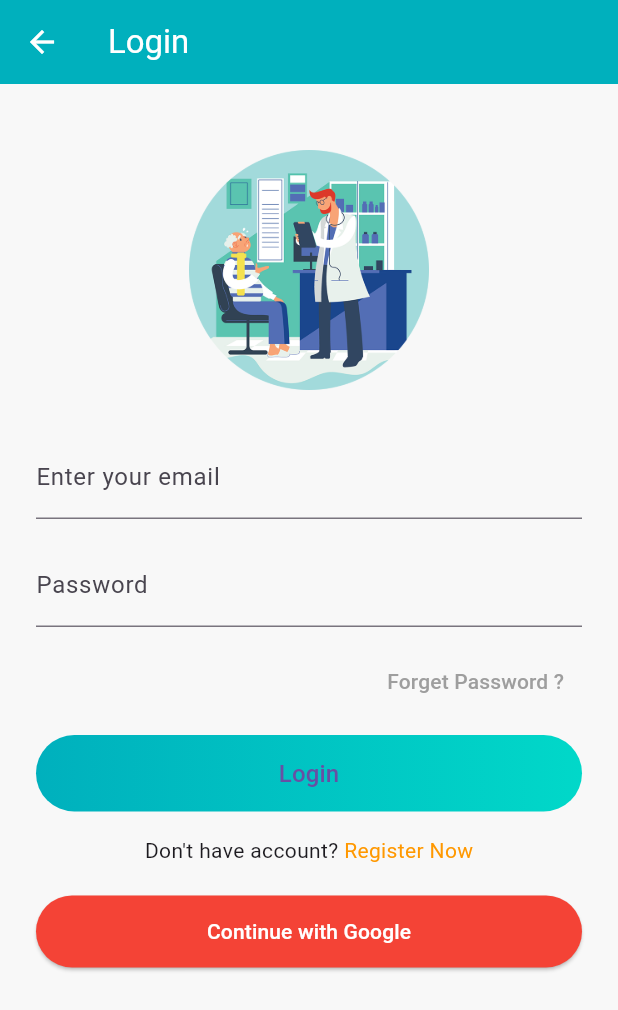
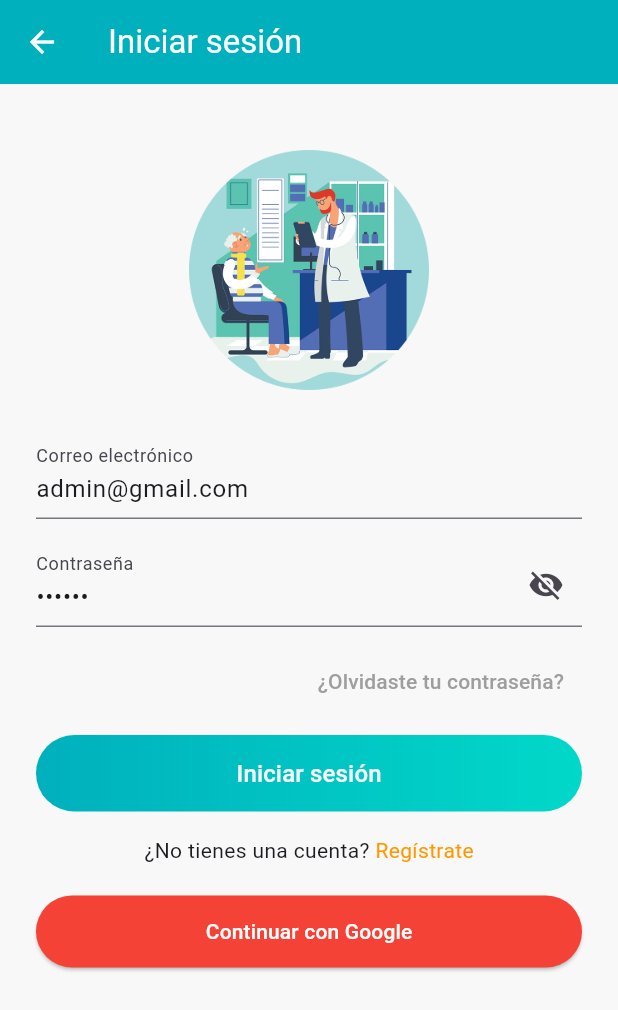
Before and after one commit to adimerpaul/doctorapp, a Flutter app: the DetailDoctor screen opened directly with empty values, after a tap on "Iniciar sesión para agendar", on a phone screen of 412 x 824 dp. Shown: the top 1010 px of the screen. Run offline on Flutter 3.47's test engine with Material 3 defaults, Android fonts, the phone set to English and light mode, and no system bars; our stand-ins replace auto_size_text, carousel_slider, flutter_dotenv, get, sqflite; accounts and stored records are empty; network calls fail.

Commit message:
funcinando login

```diff
--- a/lib/addons/scaffold.dart
+++ b/lib/addons/scaffold.dart
@@ -1,6 +1,6 @@
 import 'package:flutter/material.dart';
 
-void error(context, String message) {
+void errorScaffold(context, String message) {
   ScaffoldMessenger.of(context).showSnackBar(
     SnackBar(
       content: Text(message),
@@ -10,7 +10,7 @@ void error(context, String message) {
     ),
   );
 }
-void success(context, String message) {
+void successScaffold(context, String message) {
   ScaffoldMessenger.of(context).showSnackBar(
     SnackBar(
       content: Text(message),
--- /dev/null
+++ b/lib/controller/login_controller.dart
@@ -0,0 +1,47 @@
+import 'package:flutter/material.dart';
+import 'package:get/get.dart';
+import '../../service/databasehelper.dart';
+import '../addons/scaffold.dart'; // si tienes el successScaffold/errorScaffold ahí
+
+class LoginController extends GetxController {
+  final emailController = TextEditingController();
+  final passwordController = TextEditingController();
+  var loading = false.obs;
+  var showPassword = true.obs;
+
+  @override
+  void onInit() {
+    super.onInit();
+    emailController.text = 'admin@gmail.com';
+    passwordController.text = '123456';
+  }
+
+  Future<void> loginUser() async {
+    final email = emailController.text.trim();
+    final password = passwordController.text;
+
+    if (email.isEmpty || password.isEmpty) {
+      errorScaffold(Get.context!, 'Por favor, completa ambos campos');
+      return;
+    }
+
+    loading(true);
+    final db = Databasehelper();
+    final success = await db.loginUser(email, password);
+    loading(false);
+
+    if (success) {
+      successScaffold(Get.context!, 'Inicio de sesión exitoso');
+      Get.offAllNamed('/home');
+    } else {
+      errorScaffold(Get.context!, 'Credenciales incorrectas');
+    }
+  }
+
+  @override
+  void onClose() {
+    emailController.dispose();
+    passwordController.dispose();
+    super.onClose();
+  }
+}
--- a/lib/view/doctor/detail_doctor.dart
+++ b/lib/view/doctor/detail_doctor.dart
@@ -1,7 +1,7 @@
 import 'package:flutter/material.dart';
 import 'package:get/get.dart';
 import 'package:url_launcher/url_launcher.dart';
-import '../../addons/scaffold.dart';
+// import '../../addons/scaffold.dart';
 import '../../model/doctor_model.dart';
 import '../login/login_screen.dart';
 
@@ -113,11 +113,11 @@ class DetailDoctor extends StatelessWidget {
                               InkWell(
                                 onTap: () async {
                                   final url = 'tel:${doctor.celular}';
-                                  if (await canLaunchUrl(Uri.parse(url))) {
+                                  // if (await canLaunchUrl(Uri.parse(url))) {
                                     await launchUrl(Uri.parse(url));
-                                  } else {
-                                    error(context, "No se pudo realizar la llamada");
-                                  }
+                                  // } else {
+                                  //   error(context, "No se pudo realizar la llamada");
+                                  // }
                                 },
                                 child: CircleAvatar(
                                   backgroundColor: Colors.orange.shade300,
@@ -225,7 +225,7 @@ class DetailDoctor extends StatelessWidget {
                     //   transition: Transition.rightToLeft,
                     //   duration: const Duration(milliseconds: 300),
                     // );
-                    Get.to(() => const LoginScreen(),
+                    Get.to(() => LoginScreen(),
                       transition: Transition.rightToLeft,
                       duration: const Duration(milliseconds: 300),
                     );
--- a/lib/view/login/login_screen.dart
+++ b/lib/view/login/login_screen.dart
@@ -1,8 +1,11 @@
 import 'package:flutter/material.dart';
 import 'package:get/get.dart';
+import '../../controller/login_controller.dart';
 
 class LoginScreen extends StatelessWidget {
-  const LoginScreen({super.key});
+  LoginScreen({super.key});
+
+  final LoginController controller = Get.put(LoginController());
 
   @override
   Widget build(BuildContext context) {
@@ -15,35 +18,45 @@ class LoginScreen extends StatelessWidget {
           icon: const Icon(Icons.arrow_back, color: Colors.white),
           onPressed: () => Get.back(),
         ),
-        title: const Text("Login", style: TextStyle(color: Colors.white)),
+        title: const Text("Iniciar sesión", style: TextStyle(color: Colors.white)),
       ),
       body: SingleChildScrollView(
         padding: const EdgeInsets.all(24),
         child: Column(
           children: [
             const SizedBox(height: 20),
-            Image.asset('assets/images/login_icon.png', height: 160), // pon tu imagen aquí
+            Image.asset('assets/images/login_icon.png', height: 160),
             const SizedBox(height: 30),
-            const TextField(
-              decoration: InputDecoration(
-                labelText: 'Enter your email',
+            TextField(
+              controller: controller.emailController,
+              decoration: const InputDecoration(
+                labelText: 'Correo electrónico',
                 border: UnderlineInputBorder(),
               ),
             ),
             const SizedBox(height: 16),
-            const TextField(
-              obscureText: true,
+            Obx(() => TextField(
+              controller: controller.passwordController,
+              obscureText: controller.showPassword.value,
               decoration: InputDecoration(
-                labelText: 'Password',
-                border: UnderlineInputBorder(),
+                labelText: 'Contraseña',
+                border: const UnderlineInputBorder(),
+                suffixIcon: IconButton(
+                  icon: Icon(
+                    controller.showPassword.value ? Icons.visibility_off : Icons.visibility,
+                  ),
+                  onPressed: () {
+                    controller.showPassword.toggle(); // temporal para mostrar/ocultar
+                  },
+                ),
               ),
-            ),
+            )),
             const SizedBox(height: 12),
             Align(
               alignment: Alignment.centerRight,
               child: TextButton(
                 onPressed: () {},
-                child: const Text("Forget Password ?", style: TextStyle(color: Colors.grey)),
+                child: const Text("¿Olvidaste tu contraseña?", style: TextStyle(color: Colors.grey)),
               ),
             ),
             const SizedBox(height: 12),
@@ -55,10 +68,8 @@ class LoginScreen extends StatelessWidget {
                 ),
                 borderRadius: BorderRadius.circular(30),
               ),
-              child: ElevatedButton(
-                onPressed: () {
-                  // Acción de login
-                },
+              child: Obx(() => ElevatedButton(
+                onPressed: controller.loading.value ? null : controller.loginUser,
                 style: ElevatedButton.styleFrom(
                   backgroundColor: Colors.transparent,
                   shadowColor: Colors.transparent,
@@ -67,19 +78,21 @@ class LoginScreen extends StatelessWidget {
                   ),
                   padding: const EdgeInsets.symmetric(vertical: 14),
                 ),
-                child: const Text("Login", style: TextStyle(fontSize: 16)),
-              ),
+                child: controller.loading.value
+                    ? const CircularProgressIndicator(color: Colors.white)
+                    : const Text("Iniciar sesión", style: TextStyle(fontSize: 16, color: Color(0xFFf8f8f8))),
+              )),
             ),
             const SizedBox(height: 16),
             Row(
               mainAxisAlignment: MainAxisAlignment.center,
               children: [
-                const Text("Don't have account? "),
+                const Text("¿No tienes una cuenta? "),
                 GestureDetector(
                   onTap: () {
-                    // Redirigir a registro
+                    // acción para registro
                   },
-                  child: const Text("Register Now", style: TextStyle(color: Colors.orange)),
+                  child: const Text("Regístrate", style: TextStyle(color: Colors.orange)),
                 ),
               ],
             ),
@@ -87,9 +100,7 @@ class LoginScreen extends StatelessWidget {
             SizedBox(
               width: double.infinity,
               child: ElevatedButton(
-                onPressed: () {
-                  // Acción Google Sign-In
-                },
+                onPressed: () {}, // Google login
                 style: ElevatedButton.styleFrom(
                   backgroundColor: Colors.red,
                   foregroundColor: Colors.white,
@@ -98,7 +109,7 @@ class LoginScreen extends StatelessWidget {
                   ),
                   padding: const EdgeInsets.symmetric(vertical: 14),
                 ),
-                child: const Text("Continue with Google"),
+                child: const Text("Continuar con Google"),
               ),
             ),
           ],
--- a/pubspec.yaml
+++ b/pubspec.yaml
@@ -40,6 +40,10 @@ dependencies:
   carousel_slider: ^5.1.1
   auto_size_text: ^3.0.0
   url_launcher: ^6.3.1
+  sqflite: ^2.4.2
+  geolocator: ^14.0.2
+  connectivity_plus: ^6.1.4
+  path_provider: ^2.1.5
 
 dev_dependencies:
   flutter_test:
```
Also changed, not shown: lib/main.dart (+7 -1 lines), lib/service/databasehelper.dart (added, +101 -0 lines), pubspec.lock.
